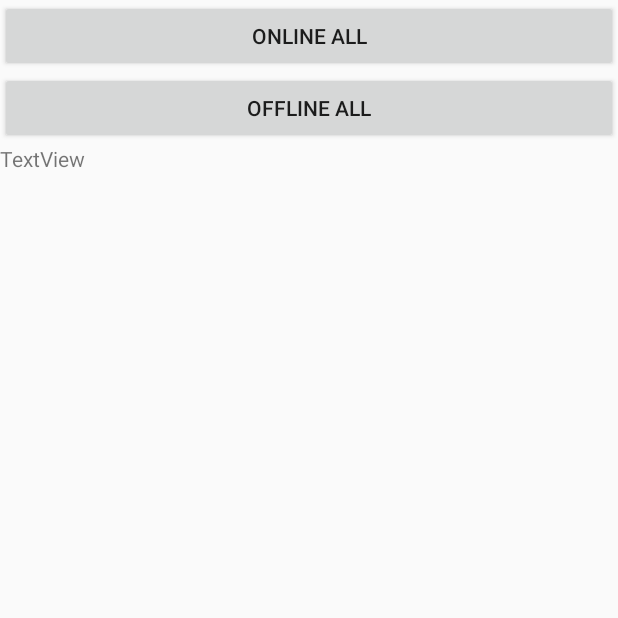
After one commit to Jonathansoufer/drivt-android, an Android app: the HomeActivity screen opened directly, with no data from a screen before it, on a phone screen of 412 x 824 dp, the top half of it. The commit adds this screen. Run offline under Robolectric (Android 15) with nearby library versions, the phone set to English and light mode, and no system bars.

Commit message:
code sync

```diff
--- a/app/build.gradle
+++ b/app/build.gradle
@@ -6,7 +6,7 @@ android {
 
     defaultConfig {
         applicationId "com.lab.drivt"
-        minSdkVersion 22
+        minSdkVersion 24
         targetSdkVersion 29
         versionCode 1
         versionName "1.0"
@@ -28,7 +28,7 @@ dependencies {
     implementation 'androidx.constraintlayout:constraintlayout:1.1.3'
     implementation 'androidx.recyclerview:recyclerview:1.1.0'
     implementation 'com.google.android.gms:play-services-maps:17.0.0'
-    implementation 'com.google.android.gms:play-services-ads:19.3.0'
+    implementation 'com.android.support:localbroadcastmanager:28.0.0'
     testImplementation 'junit:junit:4.12'
     androidTestImplementation 'androidx.test.ext:junit:1.1.1'
     androidTestImplementation 'androidx.test.espresso:espresso-core:3.2.0'
--- a/app/src/main/java/com/lab/drivt/interfaces/DriverInterface.java
+++ b/app/src/main/java/com/lab/drivt/interfaces/DriverInterface.java
@@ -1,4 +1,4 @@
-package com.drivt.interfaces;
+package com.lab.drivt.interfaces;
 
 import android.accessibilityservice.AccessibilityService;
 import android.view.accessibility.AccessibilityNodeInfo;
--- a/app/src/main/java/com/lab/drivt/providers/BoltDriver.java
+++ b/app/src/main/java/com/lab/drivt/providers/BoltDriver.java
@@ -1,4 +1,4 @@
-package com.drivt.providers;
+package com.lab.drivt.providers;
 
 import android.accessibilityservice.AccessibilityService;
 import android.content.Intent;
@@ -8,8 +8,8 @@ import android.view.accessibility.AccessibilityNodeInfo;
 
 import androidx.localbroadcastmanager.content.LocalBroadcastManager;
 
-import com.drivt.interfaces.DriverInterface;
-import com.drivt.utils.Tools;
+import com.lab.drivt.interfaces.DriverInterface;
+import com.lab.drivt.utils.Tools;
 
 import java.util.List;
 
--- a/app/src/main/java/com/lab/drivt/providers/ProviderFactory.java
+++ b/app/src/main/java/com/lab/drivt/providers/ProviderFactory.java
@@ -1,13 +1,13 @@
-package com.drivt.providers;
+package com.lab.drivt.providers;
 
-import com.drivt.interfaces.DriverInterface;
+import com.lab.drivt.interfaces.DriverInterface;
 
 public class ProviderFactory {
 
   public static DriverInterface getProvider(String packageName) {
     switch (packageName) {
       case "ee.mtakso.driver":
-        DriverInterface provider = new BoltDriver(packageName, true);
+        DriverInterface provider = new com.lab.drivt.providers.BoltDriver(packageName, true);
         return provider;
       default:
         return null;
--- a/app/src/main/java/com/lab/drivt/utils/Tools.java
+++ b/app/src/main/java/com/lab/drivt/utils/Tools.java
@@ -1,4 +1,4 @@
-package com.drivt.utils;
+package com.lab.drivt.utils;
 
 import android.accessibilityservice.AccessibilityService;
 import android.accessibilityservice.GestureDescription;
--- /dev/null
+++ b/app/src/main/res/layout/activity_home.xml
@@ -0,0 +1,33 @@
+<?xml version="1.0" encoding="utf-8"?>
+<LinearLayout xmlns:android="http://schemas.android.com/apk/res/android"
+    android:layout_width="match_parent"
+    android:orientation="vertical"
+    android:layout_height="match_parent">
+
+    <Button
+        android:layout_width="match_parent"
+        android:layout_height="wrap_content"
+        android:text="@string/btn_all_online"
+        android:onClick="OnlineAll"
+        />
+
+    <Button
+        android:layout_width="match_parent"
+        android:layout_height="wrap_content"
+        android:text="@string/btn_all_offline"
+        android:onClick="OfflineAll"
+        />
+
+
+    <LinearLayout
+        android:layout_width="match_parent"
+        android:layout_height="486dp">
+
+        <TextView
+            android:id="@+id/statusLbl"
+            android:layout_width="wrap_content"
+            android:layout_height="wrap_content"
+            android:layout_weight="1"
+            android:text="TextView" />
+    </LinearLayout>
+</LinearLayout>
--- a/app/src/main/res/values/strings.xml
+++ b/app/src/main/res/values/strings.xml
@@ -1,9 +1,10 @@
 <resources>
-    <string name="app_name">onBoardingDrivt</string>
+    <string name="app_name">Drivt</string>
     <string name="slide1Description">Muito obrigado por escolher-nos como seu assistente pessoal de corridas. Conosco, não perde uma única corrida.</string>
     <string name="slide2Description">Para poder extrair o máximo de nossa aplicativo, pedimos que nos dê acesso a localização e habilite a acessibilidade</string>
     <string name="slide3Description">Já temos tudo o que precisamos para poder ser o seu parceiro nas corridas diárias</string>
     <string name="slide4Description">Agora cada um faz o seu melhor. Nós lidamos com os vários aplicativos e você em conduzir e oferecer uma experiência singular para o seu passageiro.</string>
     <string name="onlineAllBtn">ONLINE ALL</string>
     <string name="btn_all_online">Online All</string>
+    <string name="btn_all_offline">Offline All</string>
 </resources>
```
Also changed, not shown: app/src/main/AndroidManifest.xml (+11 -7 lines), app/src/main/java/com/lab/drivt/DrivtService.java (+6 -4 lines), app/src/main/java/com/lab/drivt/HomeActivity.java (added, +137 -0 lines), app/src/main/java/com/lab/drivt/MainActivity.java (+24 -0 lines), app/src/main/res/layout/home_layout.xml (deleted, +0 -17 lines), app/src/main/res/layout/slide_layout.xml (+13 -0 lines), app/src/main/res/xml/drivt_service.xml (added, +15 -0 lines).
